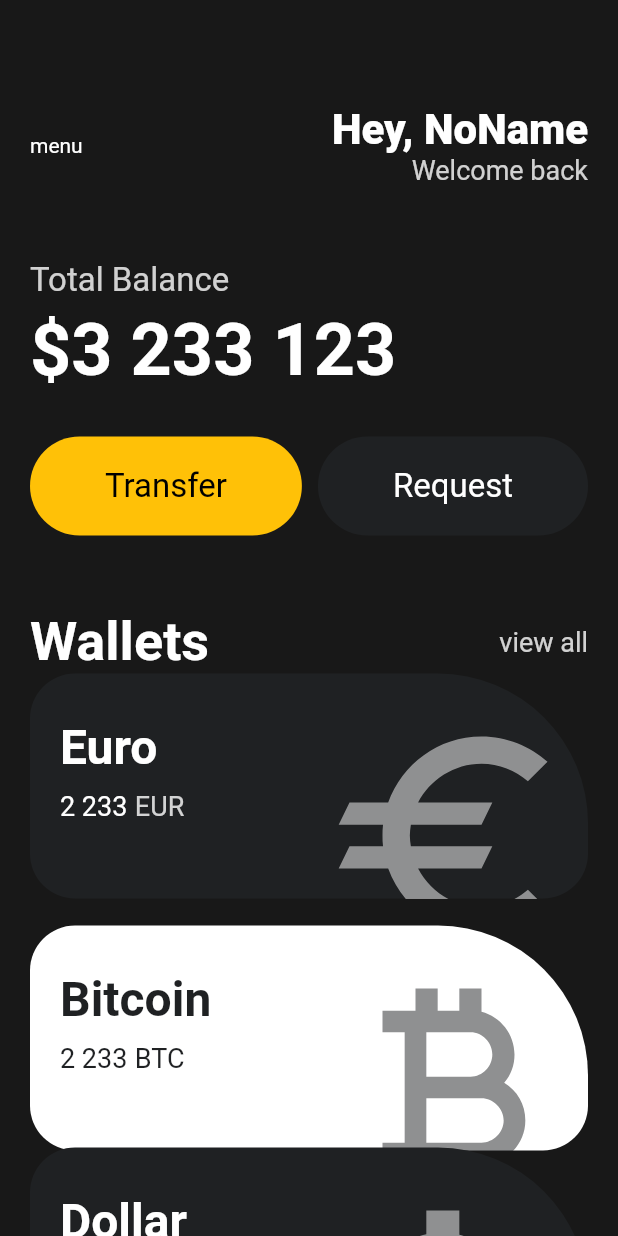
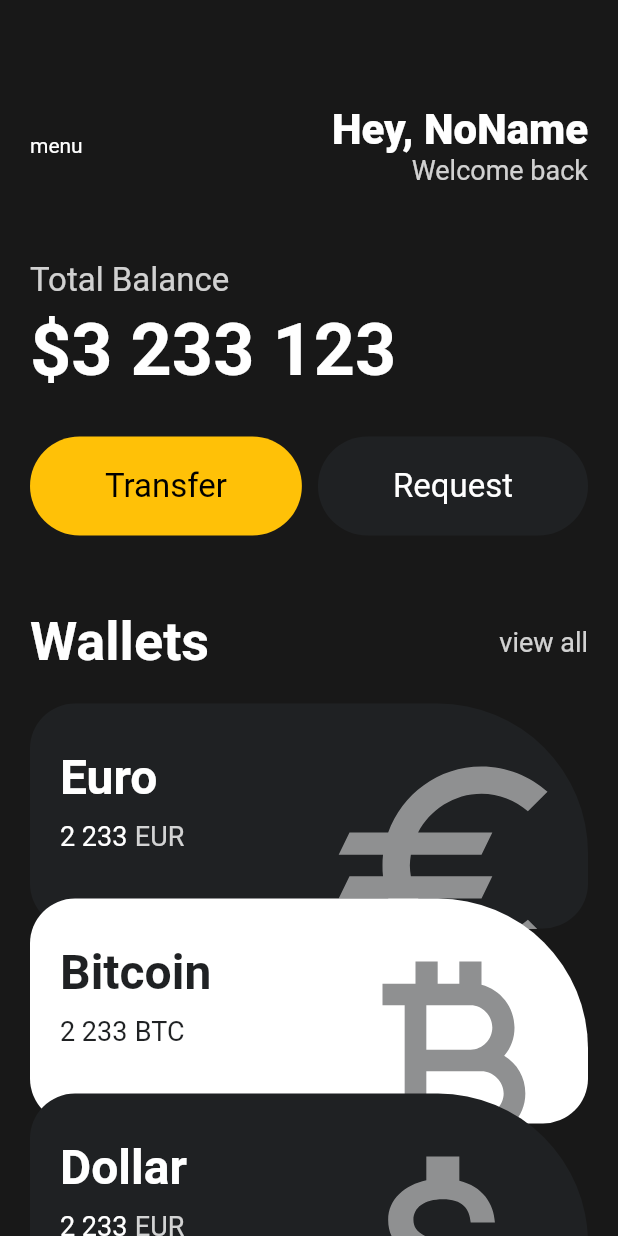
Before and after one commit to chochoq/discover_webtoon, a Flutter app: the screen it shows after launch, on a phone screen of 412 x 824 dp. Run offline on Flutter 3.47's test engine with Material 2 defaults, Android fonts, the phone set to English and light mode, and no system bars.

Commit message:
(edti) card offset

```diff
--- a/lib/main.dart
+++ b/lib/main.dart
@@ -85,6 +85,7 @@ class App extends StatelessWidget {
                         textOpacity('view all', 18),
                       ],
                     ),
+                    const SizedBox(height: 20),
                     const CurrencyCard(
                       order: 1,
                       name: 'Euro',
@@ -93,7 +94,6 @@ class App extends StatelessWidget {
                       amount: '2 233',
                       isInverted: false,
                     ),
-                    const SizedBox(height: 20),
                     const CurrencyCard(
                       order: 2,
                       name: 'Bitcoin',
--- a/lib/widgets/currency_card.dart
+++ b/lib/widgets/currency_card.dart
@@ -18,10 +18,10 @@ class CurrencyCard extends StatelessWidget {
   final _blackColor = const Color(0xFF1F2123);
   @override
   Widget build(BuildContext context) {
-    double dy = (order! * 2) - 2;
+    double dy = ((order! * 2) - 2) * -10;
 
     return Transform.translate(
-      offset: Offset(0, -dy),
+      offset: Offset(0, dy),
       child: Container(
         clipBehavior: Clip.hardEdge,
         height: 150,
```
